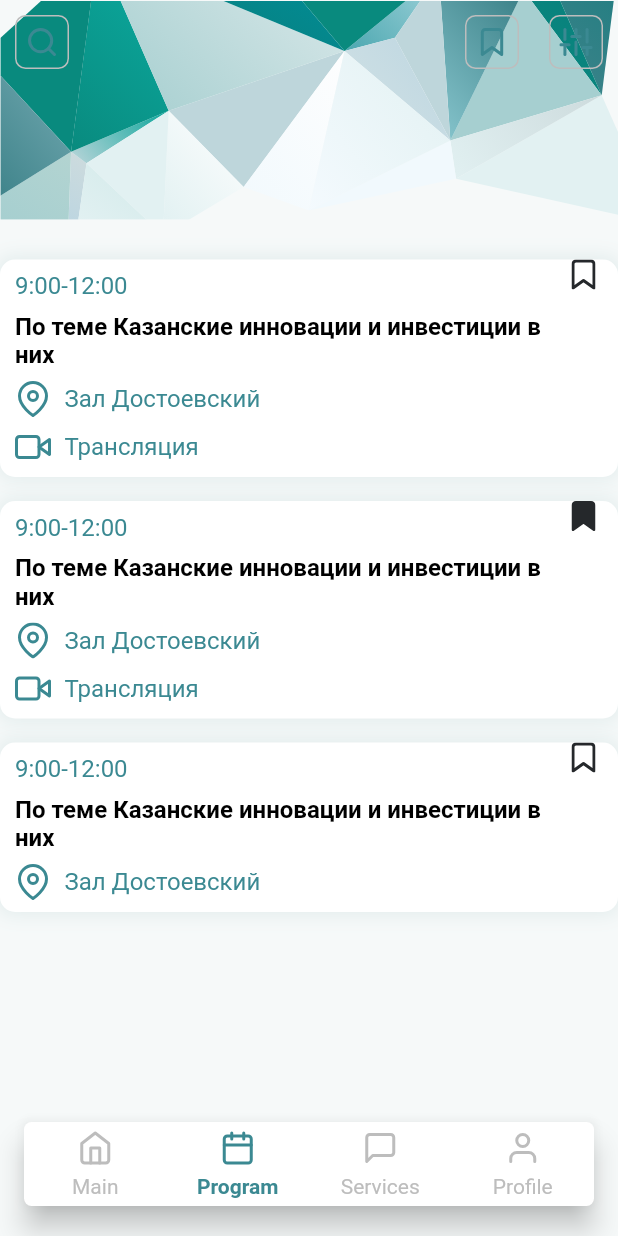
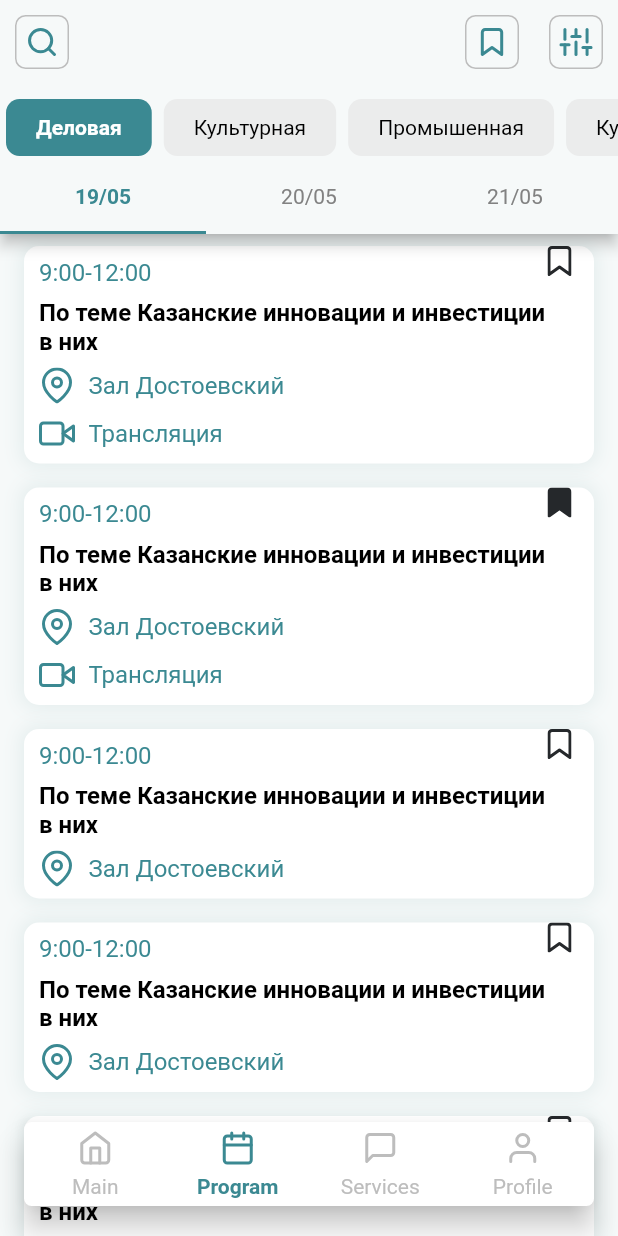
Before and after one commit to smarthousetest/ks, a Flutter app: the screen it shows after launch, item 2 of the bottom bar chosen, on a phone screen of 412 x 824 dp. Run offline on Flutter 3.47's test engine with Material 2 defaults, Android fonts, the light colour scheme and no system bars; drawn by our look-alikes of buttons_tabbar, custom_navigation_bar; our stand-ins replace custom_sliding_segmented_control, flutter_bloc, flutter_svg, get_it; generated files the repository leaves out were written again; Roboto replaces fonts that are missing (Ubuntu).

Commit message:
Расписание

```diff
--- a/lib/screens/schedule_page.dart
+++ b/lib/screens/schedule_page.dart
@@ -1,53 +1,98 @@
 import 'package:flutter/material.dart';
 import 'package:flutter_svg/flutter_svg.dart';
+import 'package:kazansummit/utils/constants.dart';
 import 'package:kazansummit/widgets/schedule_card.dart';
+import 'dart:math' as math;
+import 'package:custom_sliding_segmented_control/custom_sliding_segmented_control.dart';
+import 'package:buttons_tabbar/buttons_tabbar.dart';
 
-class SchedulePage extends StatelessWidget {
+class SchedulePage extends StatefulWidget {
   const SchedulePage({Key? key}) : super(key: key);
 
   @override
+  State<SchedulePage> createState() => _SchedulePageState();
+}
+
+class _SchedulePageState extends State<SchedulePage>
+    with TickerProviderStateMixin {
+  late TabController _controller;
+  final List<Tab> topTabs = <Tab>[
+    new Tab(text: '19/05'),
+    new Tab(text: '20/05'),
+    new Tab(text: '21/05'),
+  ];
+
+  @override
+  void initState() {
+    super.initState();
+
+    _controller = TabController(vsync: this, length: 3);
+  }
+
+  @override
+  void dispose() {
+    _controller.dispose();
+    super.dispose();
+  }
+
+  @override
   Widget build(BuildContext context) {
-    return SafeArea(
-        child: Column(
-      children: [
-        Stack(
-          children: [
-            RotatedBox(
-              quarterTurns: 2,
-              child: SvgPicture.asset(
-                "assets/images/greenbg.svg",
-                fit: BoxFit.contain,
-                alignment: Alignment.bottomCenter,
-              ),
-            ),
-            Row(
-              mainAxisAlignment: MainAxisAlignment.spaceBetween,
-              children: [
+    return Scaffold(
+      appBar: AppBar(
+        backgroundColor: kBacColor,
+        leading: IconButton(
+            iconSize: 40,
+            onPressed: () {},
+            icon: SvgPicture.asset("assets/icons/search.svg")),
+        actions: [
           IconButton(
               iconSize: 40,
               onPressed: () {},
-                    icon: SvgPicture.asset("assets/icons/search.svg")),
-                Container(
-                  child: Row(
-                    children: [
-                      IconButton(
-                          iconSize: 40,
-                          onPressed: () {},
-                          icon:
-                              SvgPicture.asset("assets/icons/favourites.svg")),
+              icon: SvgPicture.asset("assets/icons/favourites.svg")),
           IconButton(
               iconSize: 40,
               onPressed: () {},
               icon: SvgPicture.asset("assets/icons/filter.svg"))
         ],
+        bottom: PreferredSize(
+          preferredSize: Size.fromHeight(100),
+          child: Column(
+            children: [
+              DefaultTabController(
+                length: 5,
+                child: ButtonsTabBar(
+                    backgroundColor: kButtonColor,
+                    unselectedBackgroundColor: kUnSelectProgramColor,
+                    labelStyle: TextStyle(
+                        color: Colors.white, fontWeight: FontWeight.bold),
+                    unselectedLabelStyle: TextStyle(
+                        color: Colors.black, fontWeight: FontWeight.normal),
+                    contentPadding: EdgeInsets.only(
+                        top: 10, bottom: 10, left: 20, right: 20),
+                    radius: 9,
+                    tabs: [
+                      Tab(text: "Деловая"),
+                      Tab(text: "Культурная"),
+                      Tab(text: "Промышенная"),
+                      Tab(text: "Кушать"),
+                      Tab(text: "Ашарга"),
+                    ]),
               ),
-                )
-              ],
+              TabBar(
+                indicatorColor: kTextGreenColor,
+                unselectedLabelColor: kTextGreyColor,
+                unselectedLabelStyle: TextStyle(fontWeight: FontWeight.w400),
+                labelColor: kTextGreenColor,
+                labelStyle: TextStyle(fontWeight: FontWeight.w700),
+                controller: _controller,
+                tabs: topTabs,
               ),
             ],
           ),
-        SingleChildScrollView(
-          scrollDirection: Axis.vertical,
+        ),
+      ),
+      body: SingleChildScrollView(
+        child: SafeArea(
           child: Column(
             children: [
               ScheduleCard(
@@ -67,11 +112,23 @@ class SchedulePage extends StatelessWidget {
                   title: "По теме Казанские инновации и инвестиции в них",
                   zal: "Зал Достоевский",
                   trans: false,
+                  favourites: false),
+              ScheduleCard(
+                  time: "9:00-12:00",
+                  title: "По теме Казанские инновации и инвестиции в них",
+                  zal: "Зал Достоевский",
+                  trans: false,
+                  favourites: false),
+              ScheduleCard(
+                  time: "9:00-12:00",
+                  title: "По теме Казанские инновации и инвестиции в них",
+                  zal: "Зал Достоевский",
+                  trans: false,
                   favourites: false)
             ],
           ),
-        )
-      ],
-    ));
+        ),
+      ),
+    );
   }
 }
--- a/lib/utils/constants.dart
+++ b/lib/utils/constants.dart
@@ -10,7 +10,11 @@ Color kPrimaryColor = Color(0xFF2E8B90);
 Color kBacColor = Color(0xFFF6F9F9);
 
 Color kButtonColor = Color(0xFF3B8992);
+
 Color kTextGreenColor = Color(0xFF3B8992);
+Color kTextGreyColor = Color(0xFF828282);
+
+Color kUnSelectProgramColor = Color(0xFFEBECEC);
 Color kShadowColor = Color(0xFF59377C7C);
 
 BoxDecoration kDecorationBox = BoxDecoration(
--- a/lib/widgets/schedule_card.dart
+++ b/lib/widgets/schedule_card.dart
@@ -20,7 +20,7 @@ class ScheduleCard extends StatelessWidget {
   @override
   Widget build(BuildContext context) {
     return Container(
-      margin: EdgeInsets.only(top: 8, bottom: 8),
+      margin: EdgeInsets.only(top: 8, bottom: 8, left: 16, right: 16),
       decoration: kDecorationBox,
       child: Stack(
         children: [
--- a/pubspec.yaml
+++ b/pubspec.yaml
@@ -33,6 +33,8 @@ dependencies:
   custom_navigation_bar: ^0.8.2
   get_it: ^7.2.0
   flutter_bloc: ^8.0.1
+  custom_sliding_segmented_control: ^1.4.0
+  buttons_tabbar: ^1.3.4
 
   flutter_localizations:
     sdk: flutter
```
Also changed, not shown: pubspec.lock. Lines whose indentation alone changed are shown as unchanged.
